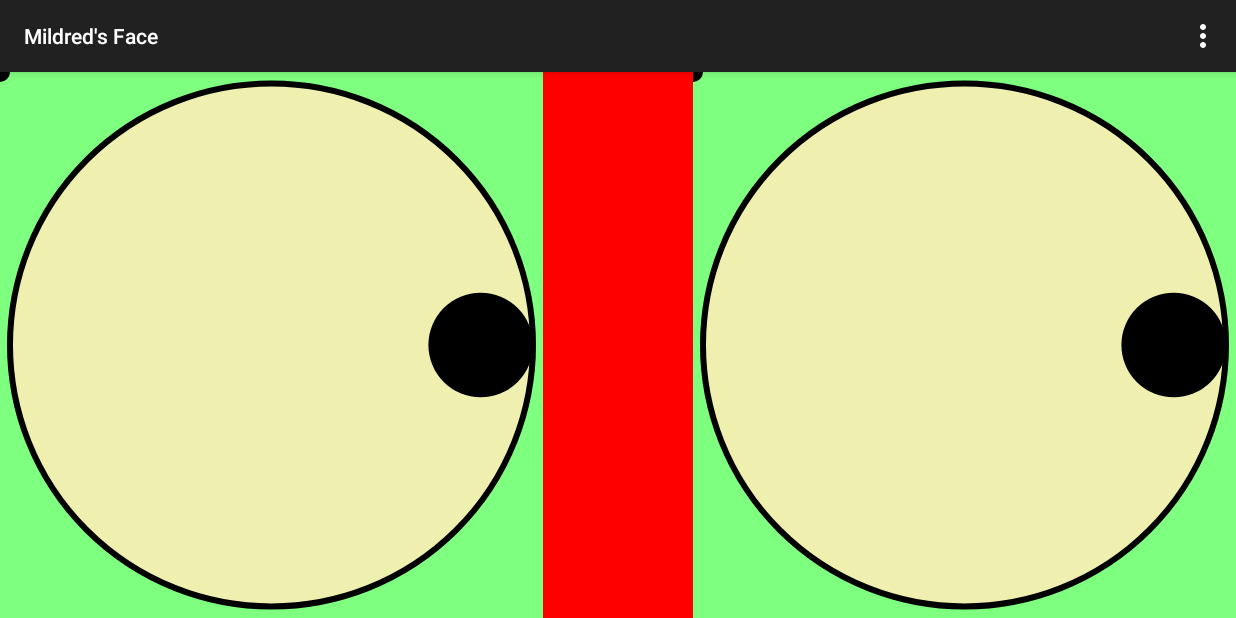
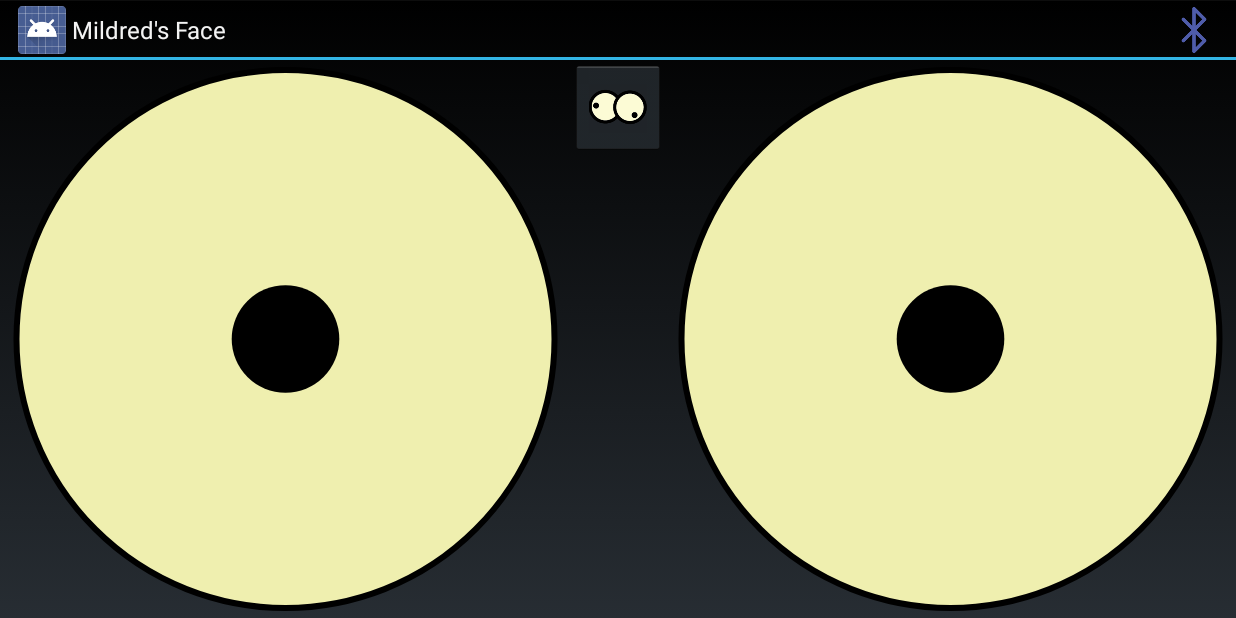
Before and after one commit to WilliwoodStudios/MildredsFace, an Android app: the screen it shows after launch (EyeActivity), on a phone screen of 824 x 412 dp (held sideways). Run offline under Robolectric (Android 15) with nearby library versions, the phone set to English and light mode, and no system bars.

Commit message:
Latest development.

```diff
--- a/android/MildredsFace/app/src/main/java/com/williwoodstudios/mildren/mildredsface/EyeActivity.java
+++ b/android/MildredsFace/app/src/main/java/com/williwoodstudios/mildren/mildredsface/EyeActivity.java
@@ -1,48 +1,122 @@
 package com.williwoodstudios.mildren.mildredsface;
 
-import android.support.v7.app.ActionBarActivity;
+import android.app.Activity;
+import android.content.ComponentName;
+import android.content.Intent;
+import android.content.ServiceConnection;
 import android.os.Bundle;
+import android.os.IBinder;
+import android.util.Log;
 import android.view.Menu;
 import android.view.MenuItem;
+import android.view.View;
+import android.widget.ImageButton;
+import android.widget.ImageView;
 import android.widget.Toast;
 
-public class EyeActivity extends ActionBarActivity {
+public class EyeActivity extends Activity {
+
+    private static final String LOG_TAG = "mildred";
 
     private int crossMode = 0;
-
+    private EyeView mViewLeftEye;
+    private EyeView mViewRightEye;
     private EyeView.PositionChangedListener mPositionChangedListener = new EyeView.PositionChangedListener() {
         @Override
         public void positionChanged(EyeView eyeView, double pupilX, double pupilY) {
             if (crossMode == 1) {
-                mViewLeftEye.setPosition(pupilX,pupilY);
-                mViewRightEye.setPosition(pupilX,pupilY);
+                mViewLeftEye.setPosition(pupilX, pupilY);
+                mViewRightEye.setPosition(pupilX, pupilY);
             } else if (crossMode == 2) {
                 if (eyeView == mViewLeftEye) {
-                    mViewRightEye.setPosition(-pupilX,pupilY);
+                    mViewRightEye.setPosition(-pupilX, pupilY);
                 } else {
-                    mViewLeftEye.setPosition(-pupilX,pupilY);
+                    mViewLeftEye.setPosition(-pupilX, pupilY);
                 }
             } else if (crossMode == 3) {
                 if (eyeView == mViewLeftEye) {
-                    mViewRightEye.setPosition(-pupilX,-pupilY);
+                    mViewRightEye.setPosition(-pupilX, -pupilY);
                 } else {
-                    mViewLeftEye.setPosition(-pupilX,-pupilY);
+                    mViewLeftEye.setPosition(-pupilX, -pupilY);
                 }
             }
         }
     };
-    private EyeView mViewLeftEye;
-    private EyeView mViewRightEye;
+    private BluetoothService mBluetoothService;
+    private ServiceConnection mServiceConnection = new ServiceConnection() {
+        @Override
+        public void onServiceConnected(ComponentName name, IBinder service) {
+            Log.d(LOG_TAG, "Service connected.");
+            if (service instanceof BluetoothService.LocalBinder) {
+                mBluetoothService = ((BluetoothService.LocalBinder) service).getService();
+
+                // TODO do something... ???
+            }
+        }
+
+        @Override
+        public void onServiceDisconnected(ComponentName name) {
+            Log.d(LOG_TAG, "Service disconnected.");
+            mBluetoothService = null;
+        }
+    };
+    private ImageButton mImageButtonEyeMode;
+    private View.OnClickListener mImageButtonOnClickListener = new View.OnClickListener() {
+        @Override
+        public void onClick(View v) {
+            crossMode+=1;
+            crossMode %= 4;
+
+            switch(crossMode) {
+                case 0:
+                    mImageButtonEyeMode.setImageResource(R.drawable.icons_eyes);
+                    break;
+                case 1:
+                    mImageButtonEyeMode.setImageResource(R.drawable.icons_match);
+                    break;
+                case 2:
+                    mImageButtonEyeMode.setImageResource(R.drawable.icons_mirror);
+                    break;
+                case 3:
+                    mImageButtonEyeMode.setImageResource(R.drawable.icons_invert);
+                    break;
+            }
+        }
+    };
 
     @Override
     protected void onCreate(Bundle savedInstanceState) {
         super.onCreate(savedInstanceState);
         setContentView(R.layout.activity_eye);
-        mViewLeftEye = (EyeView)findViewById(R.id.viewLeftEye);
-        mViewRightEye =(EyeView)findViewById(R.id.viewRightEye);
+        mViewLeftEye = (EyeView) findViewById(R.id.viewLeftEye);
+        mViewRightEye = (EyeView) findViewById(R.id.viewRightEye);
 
         mViewLeftEye.setPositionChangedListener(mPositionChangedListener);
         mViewRightEye.setPositionChangedListener(mPositionChangedListener);
+
+        mImageButtonEyeMode = (ImageButton) findViewById(R.id.imageButtonEyeMode);
+        mImageButtonEyeMode.setImageResource(R.drawable.icons_eyes);
+        mImageButtonEyeMode.setScaleType(ImageView.ScaleType.FIT_CENTER);
+        mImageButtonEyeMode.setOnClickListener(mImageButtonOnClickListener);
+
+        Log.d(LOG_TAG, "About to try binding");
+
+        Intent serviceIntent = new Intent();
+        serviceIntent.setClass(this, BluetoothService.class);
+        bindService(serviceIntent, mServiceConnection, BIND_AUTO_CREATE);
+
+    }
+
+    @Override
+    protected void onDestroy() {
+        super.onDestroy();
+        unbindService(mServiceConnection);
+    }
+
+    @Override
+    protected void onActivityResult(int requestCode, int resultCode, Intent data) {
+        super.onActivityResult(requestCode, resultCode, data);
+        Log.d(LOG_TAG, requestCode + " " + resultCode + " " + data);
     }
 
     @Override
@@ -61,28 +135,13 @@ public class EyeActivity extends ActionBarActivity {
 
         //noinspection SimplifiableIfStatement
         if (id == R.id.action_settings) {
-            crossMode+=1;
-            crossMode %= 4;
 
-            String message = null;
-            switch(crossMode) {
-                case 0:
-                    message = "Normal";
-                    break;
-                case 1:
-                    message = "Follow";
-                    break;
-                case 2:
-                    message = "Crossed";
-                    break;
-                case 3:
-                    message = "Inverted";
-                    break;
-            }
+//            Dialog dialog = new Dialog(this);
+//            dialog.setContentView(R.layout.activity_device_selection);
+//            dialog.show();
 
-            if (message != null) {
-                Toast.makeText(this, message, Toast.LENGTH_SHORT).show();
-            }
+            Intent toOpen = new Intent(this, DeviceSelectionActivity.class);
+            startActivityForResult(toOpen, 0);
         }
 
         return super.onOptionsItemSelected(item);
--- a/android/MildredsFace/app/src/main/java/com/williwoodstudios/mildren/mildredsface/EyeView.java
+++ b/android/MildredsFace/app/src/main/java/com/williwoodstudios/mildren/mildredsface/EyeView.java
@@ -2,7 +2,6 @@ package com.williwoodstudios.mildren.mildredsface;
 
 import android.content.Context;
 import android.graphics.Canvas;
-import android.graphics.Color;
 import android.graphics.Paint;
 import android.util.AttributeSet;
 import android.util.Log;
@@ -13,38 +12,18 @@ import android.view.View;
  * Created by robwilliams on 15-08-28.
  */
 public class EyeView extends View {
-    public interface PositionChangedListener {
-        void positionChanged(EyeView eyeView, double pupilX, double pupilY);
-    }
-
+    private static final String LOG_TAG = "EyeView";
     private PositionChangedListener mPositionChangedListener;
-
-    public void setPositionChangedListener(PositionChangedListener positionChangedListener) {
-        mPositionChangedListener = positionChangedListener;
-    }
-
-    public void setPosition(double pupilX, double pupilY) {
-        if (pupilX != mPupilX || pupilY != mPupilY) {
-            mPupilX = pupilX;
-            mPupilY = pupilY;
-            invalidate();
-            if (mPositionChangedListener != null) {
-                mPositionChangedListener.positionChanged(this,mPupilX,mPupilY);
-            }
-        }
-    }
-
-    private static final String LOG_TAG = "EyeView";
     private Paint mPaintEyeFill;
     private Paint mPaintEyeOutline;
     private Paint mPaintPupilFill;
-
-    private double mPupilX = 1;
+    private double mPupilX = 0;
     private double mPupilY = 0;
+    private float mLastX, mLastY;
 
     public EyeView(Context context) {
         super(context);
-        Log.e(LOG_TAG,"Created...");
+        Log.e(LOG_TAG, "Created...");
         init();
     }
 
@@ -58,6 +37,21 @@ public class EyeView extends View {
         super(context, attrs, defStyle);
         Log.e(LOG_TAG, "Created - with attributes");
         init();
+    }
+
+    public void setPositionChangedListener(PositionChangedListener positionChangedListener) {
+        mPositionChangedListener = positionChangedListener;
+    }
+
+    public void setPosition(double pupilX, double pupilY) {
+        if (pupilX != mPupilX || pupilY != mPupilY) {
+            mPupilX = pupilX;
+            mPupilY = pupilY;
+            invalidate();
+            if (mPositionChangedListener != null) {
+                mPositionChangedListener.positionChanged(this, mPupilX, mPupilY);
+            }
+        }
     }
 
     private void init() {
@@ -78,11 +72,9 @@ public class EyeView extends View {
         mPaintPupilFill.setStyle(Paint.Style.FILL);
     }
 
-    private float mLastX, mLastY;
-
     @Override
     public boolean onTouchEvent(MotionEvent event) {
-        invalidate((int)(mLastX-20),(int)(mLastY-20),(int)(mLastX+20),(int)(mLastY+20));
+        invalidate((int) (mLastX - 20), (int) (mLastY - 20), (int) (mLastX + 20), (int) (mLastY + 20));
         mLastX = event.getX();
         mLastY = event.getY();
 
@@ -90,13 +82,13 @@ public class EyeView extends View {
         float haHeight = getHeight() / 2.0f;
 
         float radius = min(haHeight - 10, haWidth - 10);
-        float radiusForPupil = radius - radius/5;
+        float radiusForPupil = radius - radius / 5;
 
         float deltaX = mLastX - haWidth;
         float deltaY = mLastY - haHeight;
 
         if (deltaX == 0 && deltaY == 0) {
-            setPosition(0,0);
+            setPosition(0, 0);
         } else if (deltaX == 0) {
             double possible = deltaY / radiusForPupil;
             if (possible < -1) {
@@ -105,7 +97,7 @@ public class EyeView extends View {
                 possible = 1;
             }
 
-            setPosition(0,possible);
+            setPosition(0, possible);
         } else if (deltaY == 0) {
             double possible = deltaX / radiusForPupil;
             if (possible < -1) {
@@ -113,7 +105,7 @@ public class EyeView extends View {
             } else if (possible > 1) {
                 possible = 1;
             }
-            setPosition(possible,0);
+            setPosition(possible, 0);
         } else {
             double angle = Math.atan(deltaY / deltaX);
             if (deltaX > 0 && deltaY > 0) {
@@ -127,12 +119,12 @@ public class EyeView extends View {
             }
             double effectiveRadius = Math.sqrt(deltaX * deltaX + deltaY * deltaY);
             if (effectiveRadius > radiusForPupil) {
-                setPosition(Math.cos(angle),Math.sin(angle));
+                setPosition(Math.cos(angle), Math.sin(angle));
             } else {
-                setPosition(deltaX / radiusForPupil,deltaY / radiusForPupil);
+                setPosition(deltaX / radiusForPupil, deltaY / radiusForPupil);
             }
 
-            Log.e(LOG_TAG,"Angle: " + angle + " " + (angle / 2 / Math.PI * 360));
+            Log.e(LOG_TAG, "Angle: " + angle + " " + (angle / 2 / Math.PI * 360));
         }
         return true;
     }
@@ -145,23 +137,26 @@ public class EyeView extends View {
         float haWidth = width / 2.0f;
         float haHeight = height / 2.0f;
         float radius = min(haHeight - 10, haWidth - 10);
-        float radiusForPupil = radius - radius/5;
-        canvas.drawARGB(255, 127, 255, 127);
+        float radiusForPupil = radius - radius / 5;
+//        canvas.drawARGB(255, 127, 127, 127);
         canvas.drawCircle(haWidth, haHeight, radius, mPaintEyeFill);
-        canvas.drawCircle(haWidth,haHeight,radius,mPaintEyeOutline);
+        canvas.drawCircle(haWidth, haHeight, radius, mPaintEyeOutline);
 
-        float drawPupilX = (float)(haWidth + mPupilX * radiusForPupil);
-        float drawPupilY = (float)(haHeight + mPupilY * radiusForPupil);
+        float drawPupilX = (float) (haWidth + mPupilX * radiusForPupil);
+        float drawPupilY = (float) (haHeight + mPupilY * radiusForPupil);
 
-        canvas.drawCircle(drawPupilX, drawPupilY, radius/5, mPaintPupilFill);
+        canvas.drawCircle(drawPupilX, drawPupilY, radius / 5, mPaintPupilFill);
 
-        canvas.drawCircle(mLastX,mLastY, 10, mPaintPupilFill);
+        // canvas.drawCircle(mLastX,mLastY, 10, mPaintPupilFill);
     }
-
-
 
     private float min(float a, float b) {
         return a < b ? a : b;
     }
 
+
+    public interface PositionChangedListener {
+        void positionChanged(EyeView eyeView, double pupilX, double pupilY);
+    }
+
 }
--- a/android/MildredsFace/app/src/main/res/layout/activity_eye.xml
+++ b/android/MildredsFace/app/src/main/res/layout/activity_eye.xml
@@ -3,23 +3,29 @@
     android:layout_height="match_parent" android:paddingLeft="0dp"
     android:paddingRight="0dp"
     android:paddingTop="0dp"
-    android:paddingBottom="0dp" tools:context=".EyeActivity">
+    android:paddingBottom="0dp" tools:context=".EyeActivity"
+    android:theme="@android:style/Theme.Holo">
 
     <LinearLayout
+        android:orientation="vertical"
         android:id="@+id/layoutControls"
-        android:layout_width="100dp"
-        android:background="#ff0000"
+        android:layout_width="10mm"
         android:layout_alignParentTop="true"
         android:layout_alignParentBottom="true"
         android:layout_centerHorizontal="true"
         android:layout_height="match_parent">
+
+        <ImageButton
+            android:layout_width="10mm"
+            android:layout_height="10mm"
+            android:id="@+id/imageButtonEyeMode"
+            />
 
     </LinearLayout>
     <com.williwoodstudios.mildren.mildredsface.EyeView
         class="com.williwoodstudios.mildren.mildredsface.EyeView"
         android:id="@+id/viewLeftEye"
         android:layout_alignParentTop="true"
-        android:background="#00ff00"
         android:layout_alignParentBottom="true"
         android:layout_alignParentLeft="true"
         android:layout_toLeftOf="@id/layoutControls"
@@ -29,7 +35,6 @@
         class="com.williwoodstudios.mildren.mildredsface.EyeView"
         android:id="@+id/viewRightEye"
         android:layout_alignParentTop="true"
-        android:background="#0000ff"
         android:layout_toRightOf="@id/layoutControls"
         android:layout_alignParentBottom="true"
         android:layout_alignParentRight="true"
--- a/android/MildredsFace/app/src/main/res/menu/menu_eye.xml
+++ b/android/MildredsFace/app/src/main/res/menu/menu_eye.xml
@@ -2,5 +2,5 @@
     xmlns:app="http://schemas.android.com/apk/res-auto"
     xmlns:tools="http://schemas.android.com/tools" tools:context=".EyeActivity">
     <item android:id="@+id/action_settings" android:title="@string/action_settings"
-        android:orderInCategory="100" app:showAsAction="never" />
+        android:orderInCategory="100" android:icon="@drawable/icons_bluetooth" android:showAsAction="always" />
 </menu>
--- a/android/MildredsFace/app/src/main/res/values/strings.xml
+++ b/android/MildredsFace/app/src/main/res/values/strings.xml
@@ -2,5 +2,6 @@
     <string name="app_name">Mildred\'s Face</string>
 
     <string name="hello_world">Hello world!</string>
-    <string name="action_settings">Settings</string>
+    <string name="action_settings">Bluetooth</string>
+    <string name="title_activity_device_selection">Mildred\'s Blue Teeth</string>
 </resources>
--- a/android/MildredsFace/app/src/main/res/values/styles.xml
+++ b/android/MildredsFace/app/src/main/res/values/styles.xml
@@ -1,8 +1,2 @@
 <resources>
-
-    <!-- Base application theme. -->
-    <style name="AppTheme" parent="Theme.AppCompat.Light.DarkActionBar">
-        <!-- Customize your theme here. -->
-    </style>
-
 </resources>
```
Also changed, not shown: android/MildredsFace/app/src/main/AndroidManifest.xml (+16 -4 lines), android/MildredsFace/app/src/main/java/com/williwoodstudios/mildren/mildredsface/BluetoothService.java (added, +88 -0 lines), android/MildredsFace/app/src/main/java/com/williwoodstudios/mildren/mildredsface/DeviceSelectionActivity.java (added, +230 -0 lines), android/MildredsFace/app/src/main/res/layout/activity_device_selection.xml (added, +15 -0 lines), android/MildredsFace/app/src/main/res/layout/listitem_device.xml (added, +41 -0 lines), android/MildredsFace/app/src/main/res/menu/menu_device_selection.xml (added, +9 -0 lines), android/MildredsFace/app/src/main/res/drawable/icons_bluetooth.png (added), android/MildredsFace/app/src/main/res/drawable/icons_eyes.png (added), android/MildredsFace/app/src/main/res/drawable/icons_invert.png (added), android/MildredsFace/app/src/main/res/drawable/icons_match.png (added), android/MildredsFace/app/src/main/res/drawable/icons_mirror.png (added), 1 other file.
